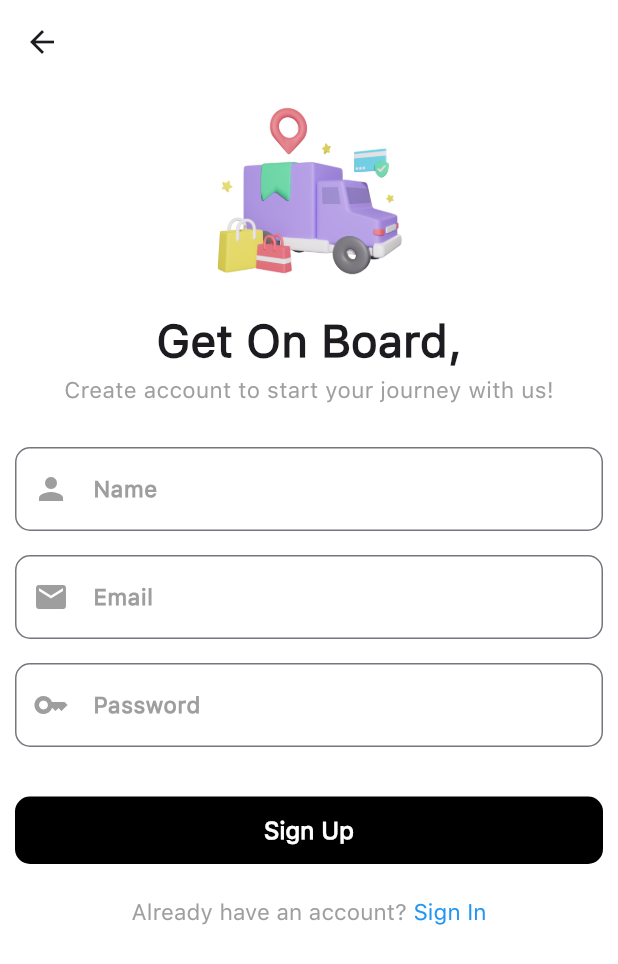
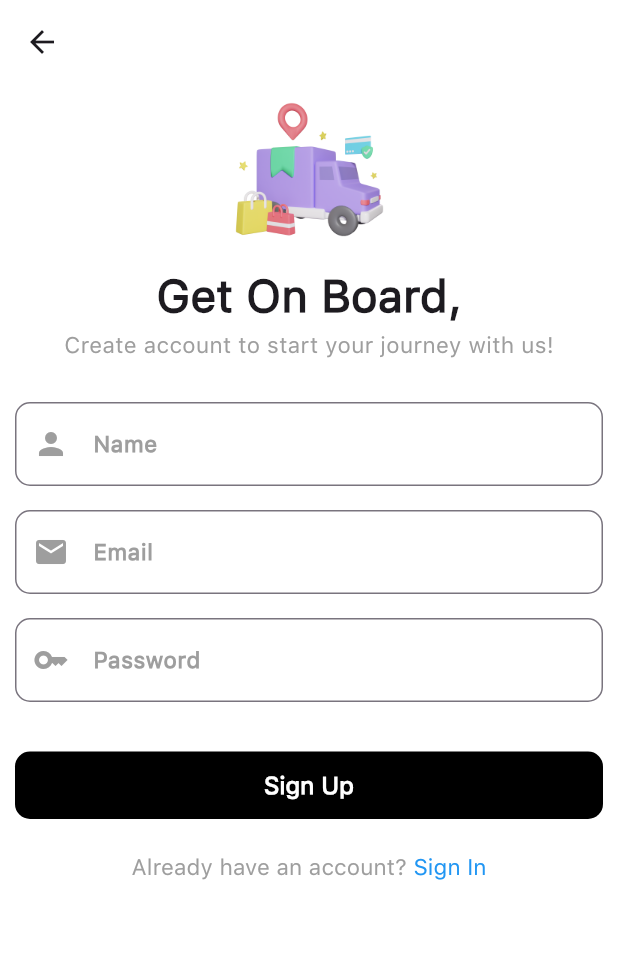
Before and after one commit to Khushi-Raja/ECommercePortal, a Flutter app: the screen it shows after launch, after a tap on "Sign In", after a tap on "Don't have an account?", on a phone screen of 412 x 824 dp. Shown: the top 964 px of the screen. Run offline on Flutter 3.47's test engine with Material 3 defaults, Android fonts, the phone set to English and light mode, and no system bars; our stand-ins replace animate_do, cloud_firestore, firebase_auth, firebase_core, firebase_storage, flutter_slidable and 2 more; missing offline and left inert: razorpay_flutter; accounts and stored records are empty; project files that could hold a hidden picture were left out.

Commit message:
Minor changes

```diff
--- a/lib/auth/signin_screen.dart
+++ b/lib/auth/signin_screen.dart
@@ -194,7 +194,7 @@ class _SignInScreenState extends State<SignInScreen> {
         child: Column(
           crossAxisAlignment: CrossAxisAlignment.center,
           children: <Widget>[
-            Image.asset("assets/images/ecommerce1.webp", height: 150,width: 150,),
+            Image.asset("assets/images/ecommerce1.webp", height: 120,width: 120,),
             const Text(
               "Welcome Back,",
               style: TextStyle(
--- a/lib/auth/signup_screen.dart
+++ b/lib/auth/signup_screen.dart
@@ -84,7 +84,7 @@ class _SignUpScreenState extends State<SignUpScreen> {
         child: Column(
           crossAxisAlignment: CrossAxisAlignment.center,
           children: <Widget>[
-            Image.asset("assets/images/ecommerce1.webp", height: 150,width: 150,),
+            Image.asset("assets/images/ecommerce1.webp", height: 120,width: 120,),
             const Text(
               "Get On Board,",
               style: TextStyle(
--- a/lib/screens/admin/orders_list.dart
+++ b/lib/screens/admin/orders_list.dart
@@ -283,7 +283,7 @@ class _OrdersState extends State<OrdersList> {
                                 ),
                                 const SizedBox(height: 5),
                                 Text(
-                                            "${order['createdDate']}",
+                                  "Ordered on ${order['createdDate']}",
                                   style: const TextStyle(
                                     color: Color(0xFF9E9E9E),
                                   ),
--- a/lib/screens/user/my_order.dart
+++ b/lib/screens/user/my_order.dart
@@ -217,7 +217,7 @@ class _MyOrderState extends State<MyOrder> {
                               ),
                               const SizedBox(height: 5),
                               Text(
-                                          "${order['createdDate']}",
+                                "Ordered on ${order['createdDate']}",
                                 style: const TextStyle(
                                   color: Color(0xFF9E9E9E),
                                   fontWeight: FontWeight.w500,
```
Lines whose indentation alone changed are shown as unchanged.
